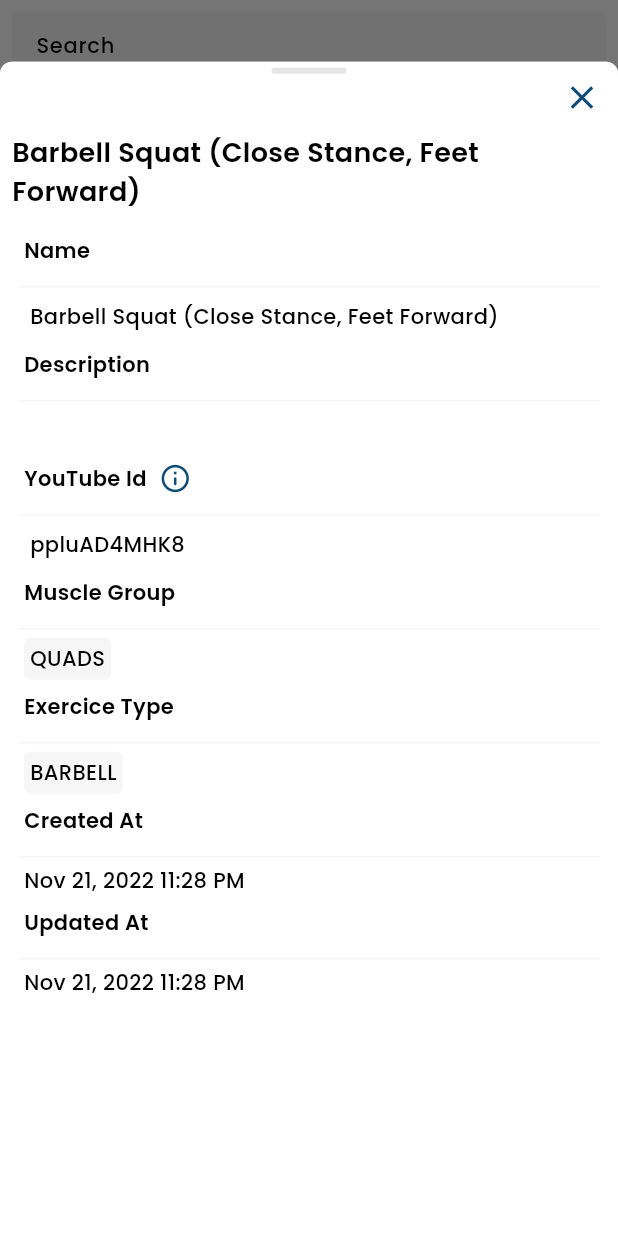
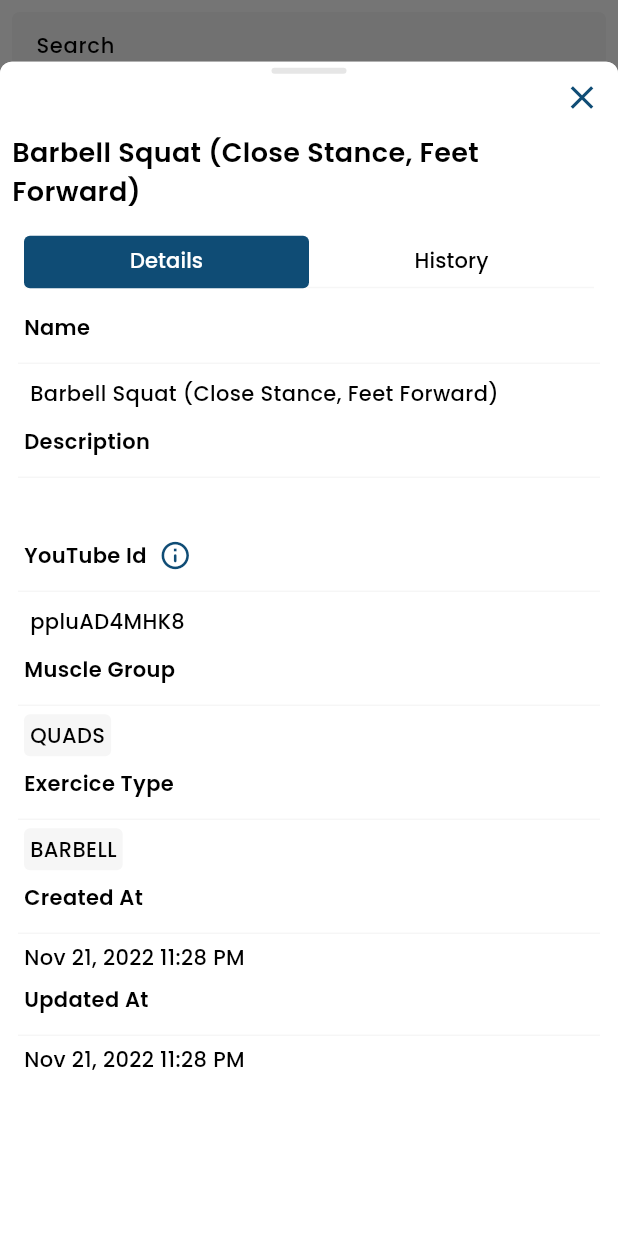
Before and after one commit to emmanuelrocha001/workout-tracker, a Flutter app: the EditableExerciseList widget shown alone on an empty page, opened directly with empty values, after a tap on "QUADS", on a phone screen of 412 x 824 dp. Run offline on Flutter 3.47's test engine with Material 3 defaults, Android fonts, the phone set to English and light mode, and no system bars; our stand-ins replace another_flushbar, confetti, google_fonts, shared_preferences; missing offline and left inert: dart:html, fuzzywuzzy; accounts and stored records are empty.

Commit message:
combine exercise details and history

```diff
--- a/lib/main.dart
+++ b/lib/main.dart
@@ -233,6 +233,10 @@ class WorkoutTracker extends StatelessWidget {
               primarySwatch:
                   Utility.createMaterialColor(ConfigProvider.mainColor),
             ),
+            // tabBarTheme: const TabBarTheme(
+            //   indicatorColor: Colors.red,
+            //   dividerColor: ConfigProvider.backgroundColor,
+            // ),
 
             highlightColor: Colors.grey.shade200,
             visualDensity: VisualDensity.adaptivePlatformDensity,
--- a/lib/widgets/exercise/_editable_exercise_list.dart
+++ b/lib/widgets/exercise/_editable_exercise_list.dart
@@ -1,20 +1,17 @@
-import 'dart:math';
-
 import 'package:flutter/material.dart';
 import 'package:provider/provider.dart';
 
 import '../../providers/exercise_provider.dart';
+import '../../providers/workout_provider.dart';
 import '../../providers/config_provider.dart';
 import "../helper.dart";
 import '../../models/exercise_dto.dart';
 import '../../models/create_update_exercise_dto.dart';
 import './create_update_exercise_form.dart';
 import '../exercise/_exercise_filters_grid.dart';
-import '../../class_extensions.dart';
 import './exercise_list_item.dart';
-import '../general/overlay_action_button.dart';
 import './exercise_search_bar.dart';
-import '_exercise_details.dart';
+import '../workout/_exercise_details_with_history.dart';
 
 class EditableExerciseList extends StatefulWidget {
   final ScrollController scrollController;
@@ -33,11 +30,14 @@ class _EditableExerciseListState extends State<EditableExerciseList> {
   void showDetails({
     required ExerciseDto exercise,
   }) async {
+    var workoutProvider = Provider.of<WorkoutProvider>(context, listen: false);
+    var exerciseHistory = workoutProvider.getExerciseHistory(exercise.id);
     Helper.showPopUp(
+      context: context,
       title: exercise.name,
-      context: context,
-      content: ExerciseDetails(
+      content: ExerciseDetailsWithHistory(
         exercise: exercise,
+        exerciseHistory: exerciseHistory,
       ),
     );
   }
--- /dev/null
+++ b/lib/widgets/workout/_exercise_details_with_history.dart
@@ -0,0 +1,101 @@
+import 'package:flutter/material.dart';
+import 'package:provider/provider.dart';
+import '../../models/exercise_dto.dart';
+import '../../models/tracked_exercise_history_entry_dto.dart';
+import '../../providers/config_provider.dart';
+import '../exercise/_exercise_details.dart';
+import 'tracked_exercise_history.dart';
+
+import '../general/text_style_templates.dart';
+
+class ExerciseDetailsWithHistory extends StatefulWidget {
+  final ExerciseDto exercise;
+  final List<TrackedExerciseHistoryEntryDto>? exerciseHistory;
+  const ExerciseDetailsWithHistory({
+    super.key,
+    required this.exercise,
+    required this.exerciseHistory,
+  });
+
+  @override
+  State<ExerciseDetailsWithHistory> createState() =>
+      _ExerciseDetailsWithHistoryState();
+}
+
+class _ExerciseDetailsWithHistoryState extends State<ExerciseDetailsWithHistory>
+    with TickerProviderStateMixin {
+  late TabController _tabController;
+  final _scrollController = ScrollController();
+
+  @override
+  void initState() {
+    super.initState();
+    _tabController = TabController(length: 2, vsync: this);
+  }
+
+  @override
+  void dispose() {
+    _tabController.dispose();
+    super.dispose();
+  }
+
+  @override
+  Widget build(BuildContext context) {
+    var configProvider = Provider.of<ConfigProvider>(context, listen: false);
+    return Column(
+      children: [
+        Padding(
+          padding: const EdgeInsets.all(ConfigProvider.defaultSpace),
+          child: SizedBox(
+            height: 35.0,
+            child: TabBar.secondary(
+              tabAlignment: TabAlignment.fill,
+              dividerHeight: 1.0,
+              indicatorWeight: 2.0,
+              controller: _tabController,
+              indicator: BoxDecoration(
+                color: ConfigProvider.mainColor,
+                shape: BoxShape.rectangle,
+                borderRadius:
+                    BorderRadius.circular(ConfigProvider.defaultSpace / 2),
+              ),
+              indicatorSize: TabBarIndicatorSize.tab,
+              labelPadding: EdgeInsets.zero,
+              indicatorColor: ConfigProvider.mainColor,
+              dividerColor: ConfigProvider.backgroundColor,
+              unselectedLabelStyle: TextStyleTemplates.defaultTextStyle(
+                  ConfigProvider.mainTextColor),
+              labelStyle: TextStyleTemplates.defaultTextStyle(
+                ConfigProvider.backgroundColorSolid,
+              ),
+              tabs: const <Widget>[
+                Center(
+                  child: Tab(
+                    text: 'Details',
+                  ),
+                ),
+                Tab(text: 'History'),
+              ],
+            ),
+          ),
+        ),
+        Expanded(
+          child: TabBarView(
+            controller: _tabController,
+            children: <Widget>[
+              ExerciseDetails(
+                exercise: widget.exercise,
+              ),
+              TrackedExerciseHistory(
+                exercise: widget.exercise,
+                entries: widget.exerciseHistory,
+                isMetricSystemSelected: configProvider.isMetricSystemSelected,
+                scrollController: _scrollController,
+              ),
+            ],
+          ),
+        ),
+      ],
+    );
+  }
+}
--- a/lib/widgets/workout/_tracked_exercise_history.dart
+++ b/lib/widgets/workout/tracked_exercise_history.dart
@@ -48,10 +48,12 @@ class TrackedExerciseHistory extends StatelessWidget {
                 },
               ),
             )
-          : Text(
-              "No history found",
-              style: TextStyleTemplates.defaultTextStyle(
-                  ConfigProvider.mainTextColor),
+          : Center(
+              child: Text(
+                "No history found",
+                style: TextStyleTemplates.defaultTextStyle(
+                    ConfigProvider.mainTextColor),
+              ),
             ),
     );
   }
--- a/lib/widgets/workout/tracked_exercise_list_item_header.dart
+++ b/lib/widgets/workout/tracked_exercise_list_item_header.dart
@@ -4,17 +4,14 @@ import '../../providers/workout_provider.dart';
 import '../../providers/exercise_provider.dart';
 import '../../providers/config_provider.dart';
 
-import '../../models/muscle_group_dto.dart';
 import '../../models/tracked_exercise_dto.dart';
 import '../general/default_menu_item_button.dart';
-import '../general/pill_container.dart';
+
 import '../general/text_style_templates.dart';
-import './workout_history_list_item_breakdown_exercise_item.dart';
-import './_tracked_exercise_history.dart';
+import '_exercise_details_with_history.dart';
 import '../exercise/_selectable_exercise_list.dart';
 
 import '../helper.dart';
-import '../../utility.dart';
 
 class TrackedExerciseListItemHeader extends StatelessWidget {
   final TrackedExerciseDto trackedExercise;
@@ -27,24 +24,18 @@ class TrackedExerciseListItemHeader extends StatelessWidget {
     this.showAsSimplified = false,
   });
 
-  void _showExerciseHistory({
+  void _showExerciseDetailsWithHistory({
     required BuildContext context,
   }) async {
-    var configProvider = Provider.of<ConfigProvider>(context, listen: false);
     var workoutProvider = Provider.of<WorkoutProvider>(context, listen: false);
     var exerciseHistory =
         workoutProvider.getExerciseHistory(trackedExercise.exercise.id);
-    await Helper.showPopUp(
+    Helper.showPopUp(
       context: context,
       title: trackedExercise.exercise.name,
-      // subTitle: MuscleGroupDto.getMuscleGroupName(
-      //   trackedExercise.exercise.muscleGroupId,
-      // ).toUpperCase(),
-      content: TrackedExerciseHistory(
+      content: ExerciseDetailsWithHistory(
         exercise: trackedExercise.exercise,
-        entries: exerciseHistory,
-        isMetricSystemSelected: configProvider.isMetricSystemSelected,
-        scrollController: ScrollController(),
+        exerciseHistory: exerciseHistory,
       ),
     );
   }
@@ -144,7 +135,7 @@ class TrackedExerciseListItemHeader extends StatelessWidget {
               ),
               // style: _theme.iconButtonTheme.style,
               onPressed: () {
-                _showExerciseHistory(context: context);
+                _showExerciseDetailsWithHistory(context: context);
               },
             ),
           if (!showAsSimplified)
```
